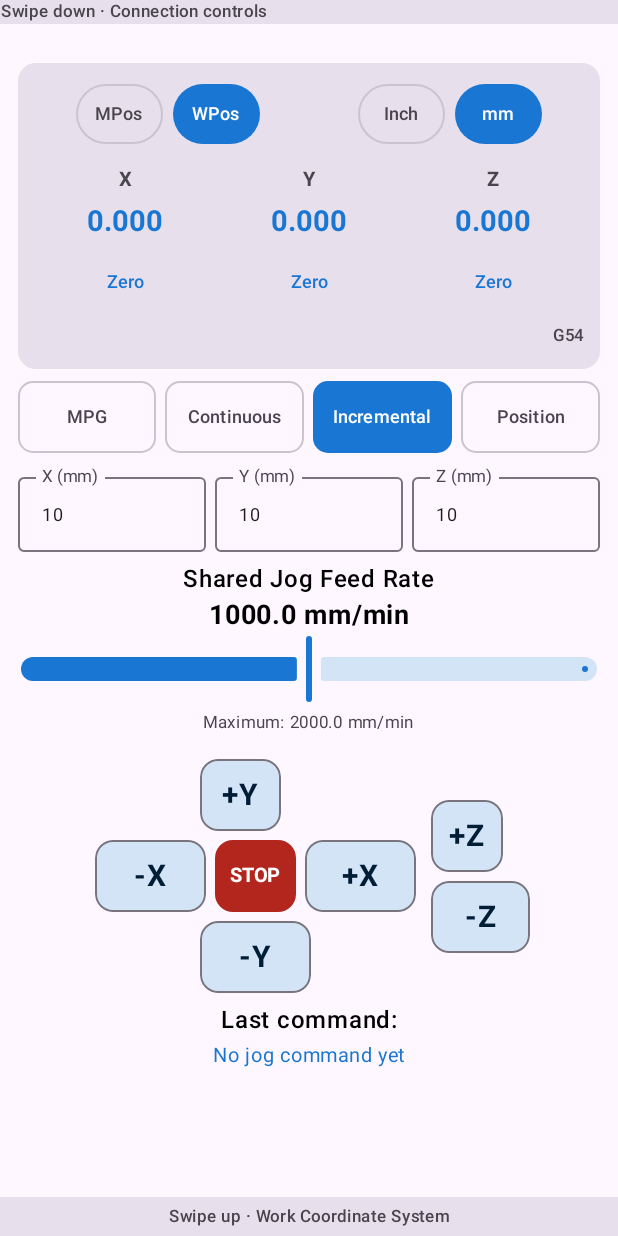
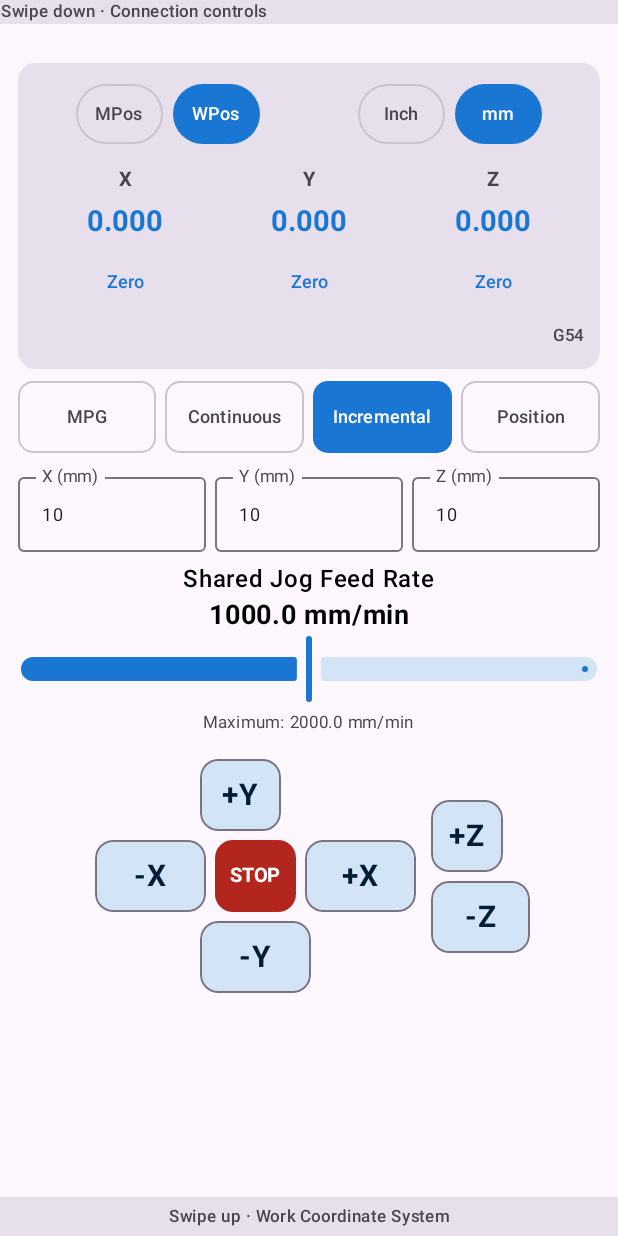
Before and after one commit to krecki/HapticInt, an Android app built with Jetpack Compose: the screen it shows after launch (MainActivity), after a tap on "Incremental", on a phone screen of 412 x 824 dp. Run offline under Robolectric (Android 15) with nearby library versions, the phone set to English and light mode, and no system bars; 1 statement that could not run was skipped; 1 other tap on this screen came first.

Commit message:
Refine pendant input and jog mode UI

```diff
--- a/app/src/main/java/com/kreckapps/hapticinterface/ui/IncrementalJogScreen.kt
+++ b/app/src/main/java/com/kreckapps/hapticinterface/ui/IncrementalJogScreen.kt
@@ -4,8 +4,12 @@ import androidx.compose.foundation.layout.*
 import androidx.compose.foundation.text.KeyboardOptions
 import androidx.compose.foundation.text.KeyboardActions
 import androidx.compose.ui.platform.LocalFocusManager
+import androidx.compose.ui.focus.onFocusChanged
+import androidx.compose.ui.text.input.TextFieldValue
+import androidx.compose.ui.text.TextRange
 import androidx.compose.material3.*
 import androidx.compose.runtime.Composable
+import androidx.compose.runtime.*
 import androidx.compose.ui.Alignment
 import androidx.compose.ui.Modifier
 import androidx.compose.ui.text.font.FontWeight
@@ -60,14 +64,24 @@ fun IncrementalJogScreen(
             horizontalArrangement = Arrangement.spacedBy(6.dp)
         ) {
             for (axis in listOf("X", "Y", "Z")) {
+                var fieldValue by remember(axis) {
+                    mutableStateOf(TextFieldValue(axisSteps[axis] ?: if (displayUnits == MachineUnits.MILLIMETERS) "10" else "0.375"))
+                }
+                LaunchedEffect(axisSteps[axis]) {
+                    val externalValue = axisSteps[axis]
+                    if (externalValue != null && externalValue != fieldValue.text) fieldValue = TextFieldValue(externalValue)
+                }
                 OutlinedTextField(
-                    value = axisSteps[axis] ?: "0.01",
+                    value = fieldValue,
                     onValueChange = { value ->
-                        if (value.matches(Regex("[0-9]*\\.?[0-9]*"))) {
-                            onStepChanged(axis, value)
+                        if (value.text.matches(Regex("[0-9]*\\.?[0-9]*"))) {
+                            fieldValue = value
+                            onStepChanged(axis, value.text)
                         }
                     },
-                    modifier = Modifier.weight(1f).height(58.dp),
+                    modifier = Modifier.weight(1f).height(58.dp).onFocusChanged { state ->
+                        if (state.isFocused) fieldValue = fieldValue.copy(selection = TextRange(0, fieldValue.text.length))
+                    },
                     singleLine = true,
                     textStyle = MaterialTheme.typography.bodySmall,
                     label = { Text("$axis ($unitLabel)", fontSize = 11.sp) },
@@ -115,7 +129,7 @@ fun IncrementalJogScreen(
             onIncrementalJog = { direction ->
                 focusManager.clearFocus()
                 val axis = direction.last()
-                val step = axisSteps[axis.toString()] ?: "0.01"
+                val step = axisSteps[axis.toString()] ?: if (displayUnits == MachineUnits.MILLIMETERS) "10" else "0.375"
                 val stepValue = step.toDoubleOrNull()
 
                 if (
@@ -152,18 +166,6 @@ fun IncrementalJogScreen(
             }
         )
 
-        Spacer(modifier = Modifier.height(6.dp))
-
-        Text(
-            text = "Last command:",
-            fontWeight = FontWeight.SemiBold
-        )
-
-        Text(
-            text = lastCommand,
-            fontSize = 13.sp,
-            color = MaterialTheme.colorScheme.primary
-        )
     }
 }
 
```
